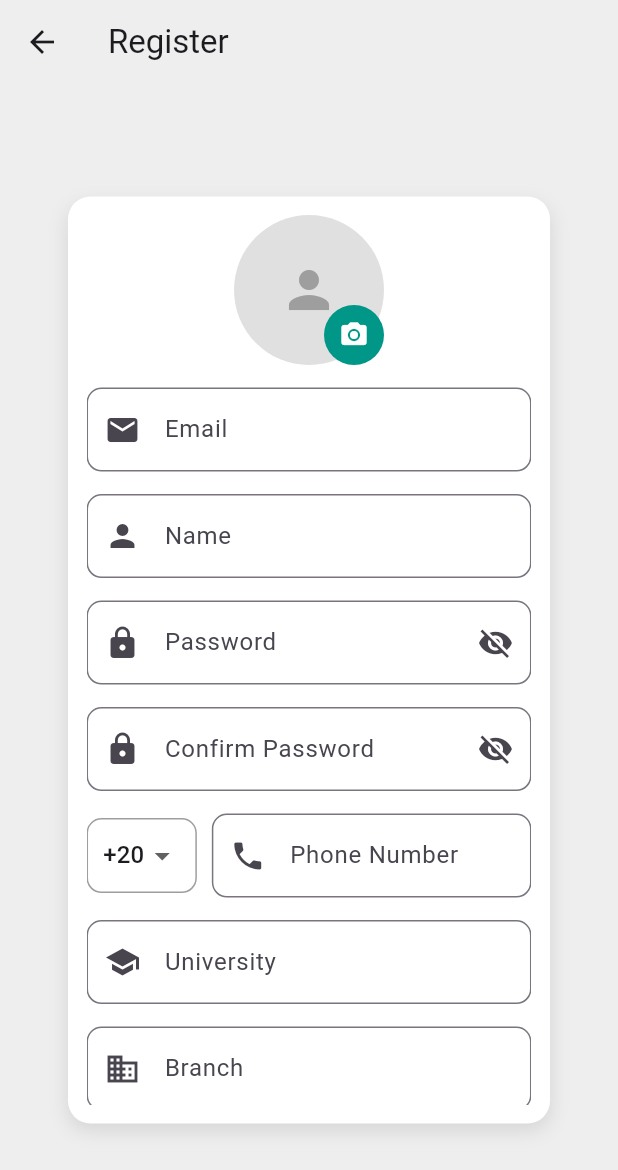
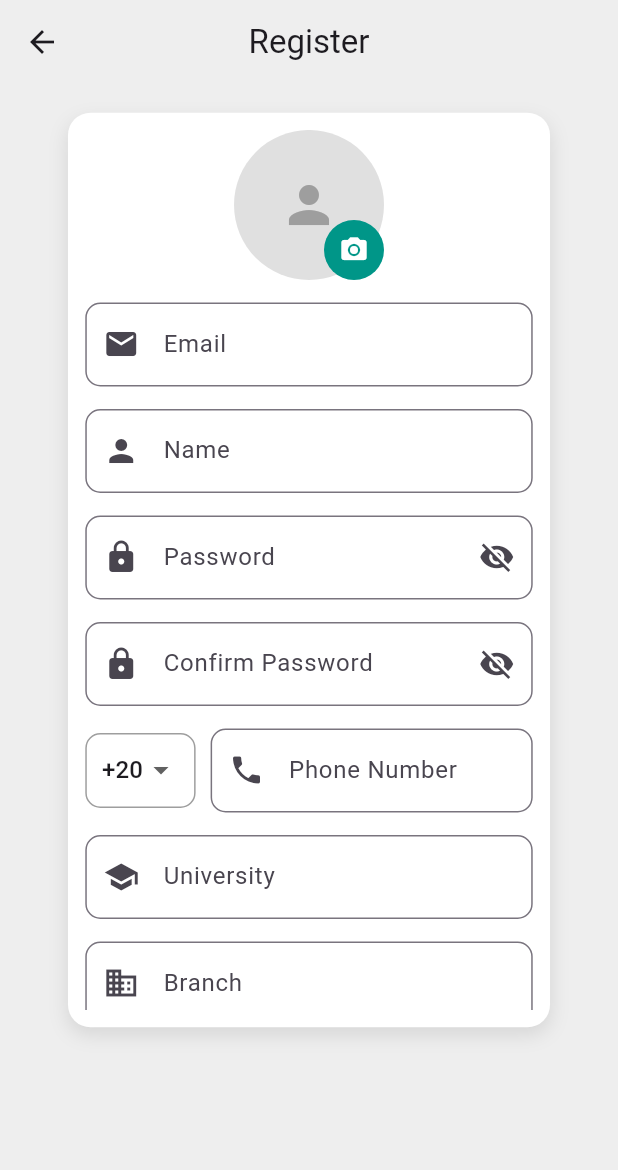
Before and after one commit to MORAMZY14/Etqan, a Flutter app: the RegisterPage screen opened directly, on a phone screen of 412 x 824 dp. Shown: the top 1170 px of the screen. Run offline on Flutter 3.47's test engine with Material 3 defaults, Android fonts, the phone set to English and light mode, and no system bars; our stand-ins replace cloud_firestore, file_picker, firebase_auth, firebase_core, firebase_messaging, firebase_storage and 3 more; missing offline and left inert: firebase_app_check, onesignal_flutter; accounts and stored records are empty.

Commit message:
UI & UX Modification : New Registration Page

```diff
--- a/lib/register_page.dart
+++ b/lib/register_page.dart
@@ -259,17 +259,20 @@ class _RegisterPageState extends State<RegisterPage> {
   @override
   Widget build(BuildContext context) {
     return Scaffold(
-        backgroundColor:  Colors.grey[200],
+      backgroundColor: Colors.grey[200],
       appBar: AppBar(
         title: const Text('Register'),
+        centerTitle : true ,
         backgroundColor: Colors.grey[200],
-    elevation:0,
+        elevation: 0,
       ),
       body: Center(
+        child: Padding(
+          padding: EdgeInsets.only(bottom: 120.0), // Add padding to move the container down
           child: Container(
             width: MediaQuery.of(context).size.width * 0.78,
-    height: MediaQuery.of(context).size.height * 0.75,
-    padding: EdgeInsets.all(MediaQuery.of(context).size.width * 0.030),
+            height: MediaQuery.of(context).size.height * 0.74,
+            padding: EdgeInsets.all(MediaQuery.of(context).size.width * 0.028),
             decoration: BoxDecoration(
               color: Colors.white,
               borderRadius: BorderRadius.circular(15.0),
@@ -413,8 +416,11 @@ class _RegisterPageState extends State<RegisterPage> {
               ),
             ),
           ),
-    ));
+        ),
+      ),
+    );
   }
+
 
 
   Widget _buildTextField(TextEditingController controller, String label, TextInputType type,
```
Lines whose indentation alone changed are shown as unchanged.
